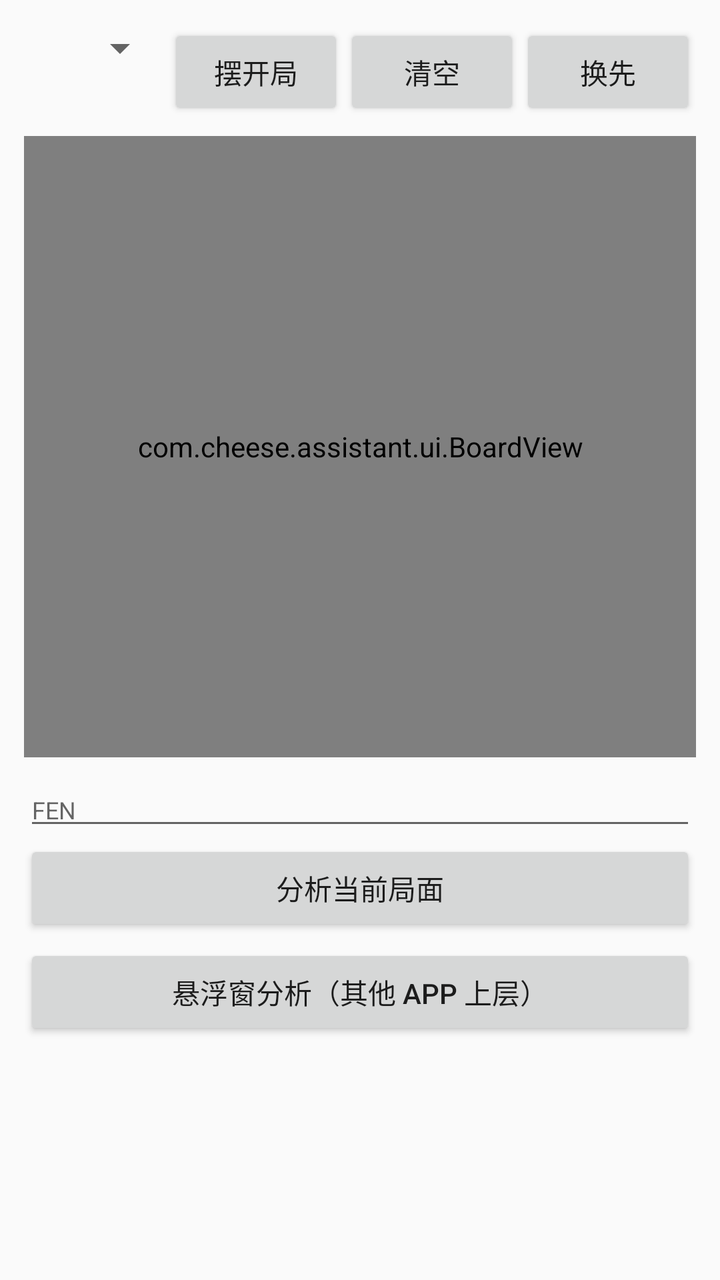
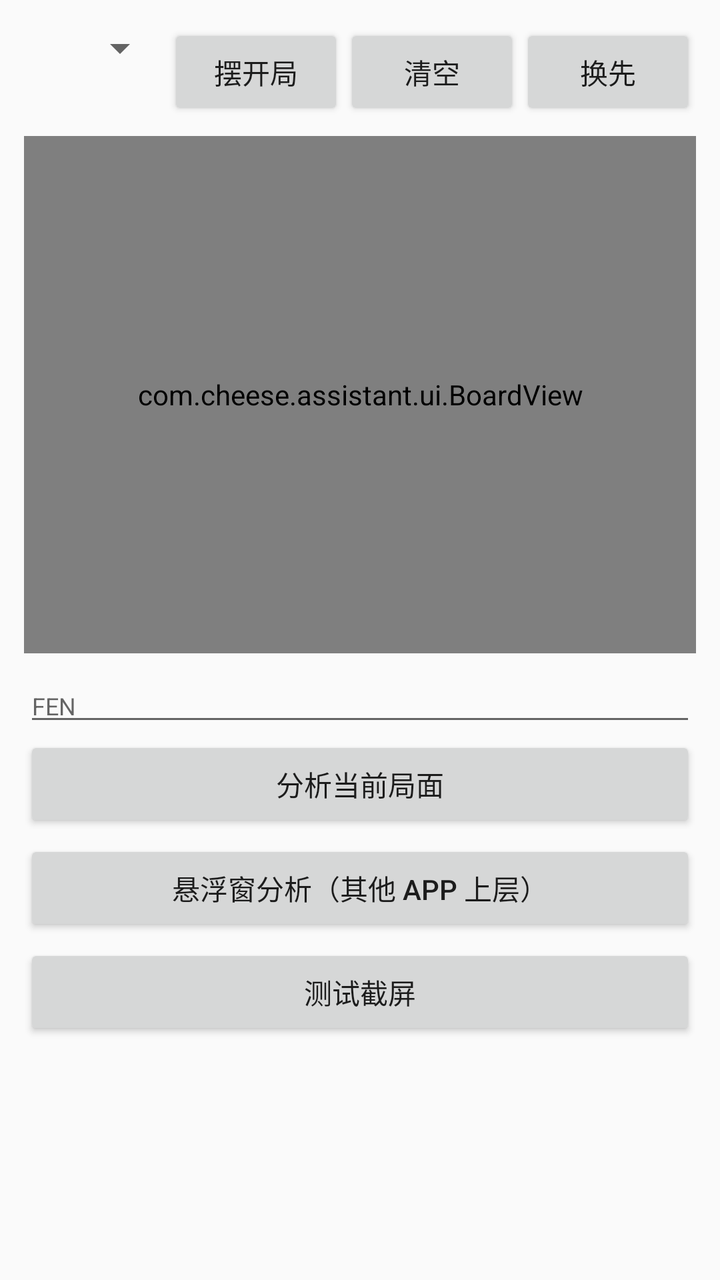

The first picture is an Android layout as it rendered before a commit; the second is the same layout after the commit. The layout source and the unified diff follow.
<!-- AndroidManifest.xml: application theme Theme.CheeseAssistant -->
<!-- res/layout/activity_main.xml -->
<?xml version="1.0" encoding="utf-8"?>
<LinearLayout xmlns:android="http://schemas.android.com/apk/res/android"
    android:layout_width="match_parent"
    android:layout_height="match_parent"
    android:orientation="vertical"
    android:padding="12dp">

    <LinearLayout
        android:layout_width="match_parent"
        android:layout_height="wrap_content"
        android:orientation="horizontal">

        <Spinner
            android:id="@+id/piecePicker"
            android:layout_width="0dp"
            android:layout_weight="1"
            android:layout_height="wrap_content" />

        <Button
            android:id="@+id/btnReset"
            android:layout_width="wrap_content"
            android:layout_height="wrap_content"
            android:text="@string/reset" />

        <Button
            android:id="@+id/btnClear"
            android:layout_width="wrap_content"
            android:layout_height="wrap_content"
            android:text="@string/clear" />

        <Button
            android:id="@+id/btnFlipSide"
            android:layout_width="wrap_content"
            android:layout_height="wrap_content"
            android:text="换先" />
    </LinearLayout>

    <com.cheese.assistant.ui.BoardView
        android:id="@+id/boardView"
        android:layout_width="match_parent"
        android:layout_height="0dp"
        android:layout_weight="1"
        android:layout_marginTop="8dp" />

    <EditText
        android:id="@+id/fenView"
        android:layout_width="match_parent"
        android:layout_height="wrap_content"
        android:layout_marginTop="8dp"
        android:textSize="12sp"
        android:hint="FEN"
        android:inputType="none"
        android:focusable="false" />

    <Button
        android:id="@+id/btnAnalyze"
        android:layout_width="match_parent"
        android:layout_height="wrap_content"
        android:text="@string/analyze" />

    <Button
        android:id="@+id/btnOverlay"
        android:layout_width="match_parent"
        android:layout_height="wrap_content"
        android:layout_marginTop="4dp"
        android:text="@string/toggle_overlay" />

    <TextView
        android:id="@+id/resultView"
        android:layout_width="match_parent"
        android:layout_height="wrap_content"
        android:layout_marginTop="8dp"
        android:minHeight="100dp"
        android:textSize="14sp"
        android:fontFamily="monospace" />
</LinearLayout>
<!-- resources referenced by this layout -->
<resources>
  <string name="analyze">分析当前局面</string>
  <string name="clear">清空</string>
  <string name="reset">摆开局</string>
  <string name="toggle_overlay">悬浮窗分析（其他 App 上层）</string>
  <style name="Theme.CheeseAssistant" parent="Theme.AppCompat.DayNight.NoActionBar" />
</resources>

<!-- the commit's change to res/layout/activity_main.xml (unified diff, before → after) -->
@@ -65,6 +65,13 @@
         android:layout_marginTop="4dp"
         android:text="@string/toggle_overlay" />
 
+    <Button
+        android:id="@+id/btnCapture"
+        android:layout_width="match_parent"
+        android:layout_height="wrap_content"
+        android:layout_marginTop="4dp"
+        android:text="测试截屏" />
+
     <TextView
         android:id="@+id/resultView"
         android:layout_width="match_parent"
